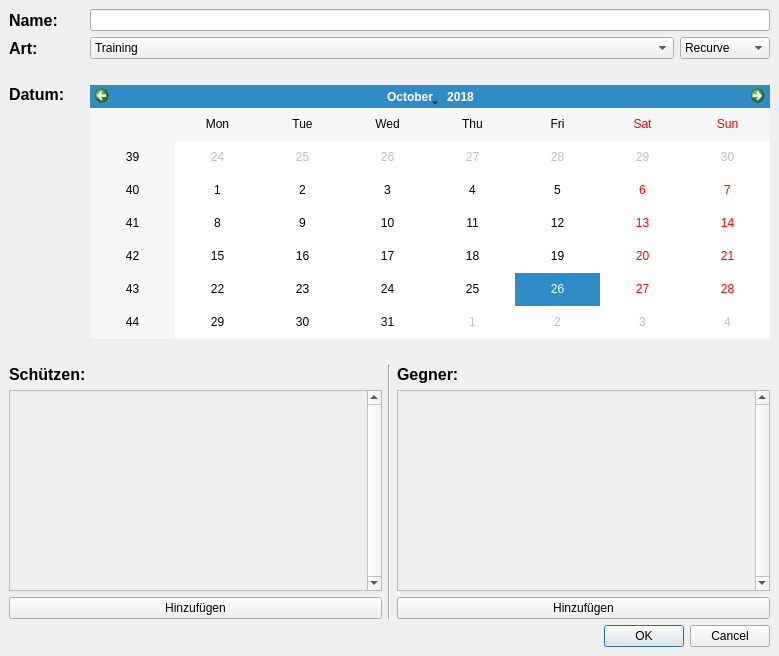
Before: the Qt Designer form newTournament.ui in Seifar/Liga-Database, drawn with Qt 5.
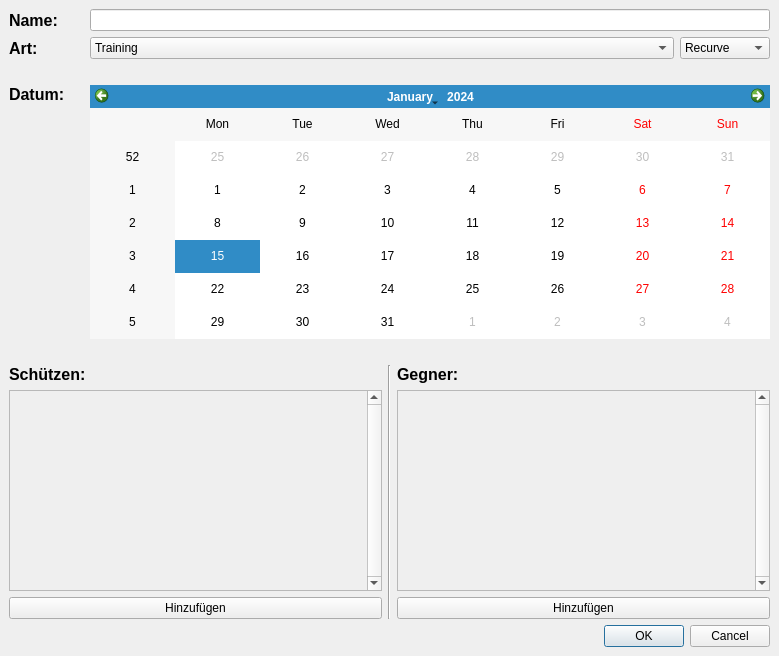
After: the same form once the commit is applied.

Commit message: not setting current date in tournament creation

What changed in the file:
```diff
--- a/newTournament.ui
+++ b/newTournament.ui
@@ -197,9 +197,6 @@
        <widget class="QCalendarWidget" name="calendarWidget">
         <property name="selectedDate">
          <date>
-          <year>2018</year>
-          <month>10</month>
-          <day>26</day>
          </date>
         </property>
         <property name="gridVisible">
```
